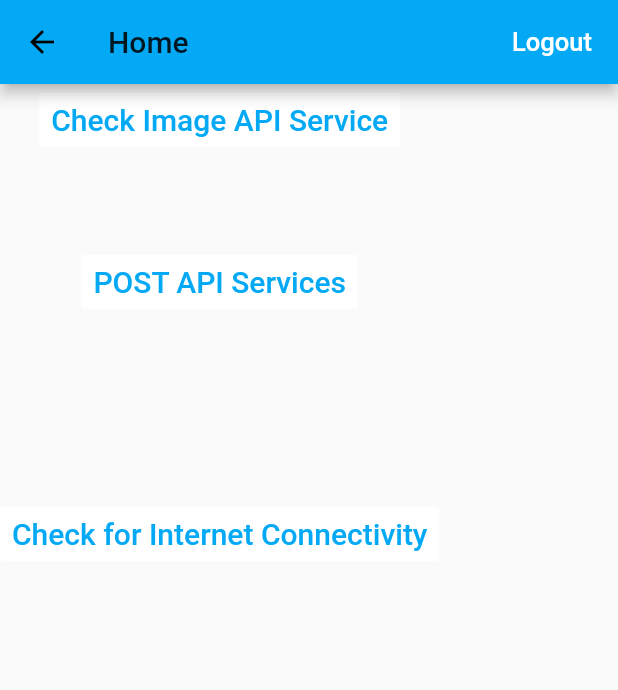
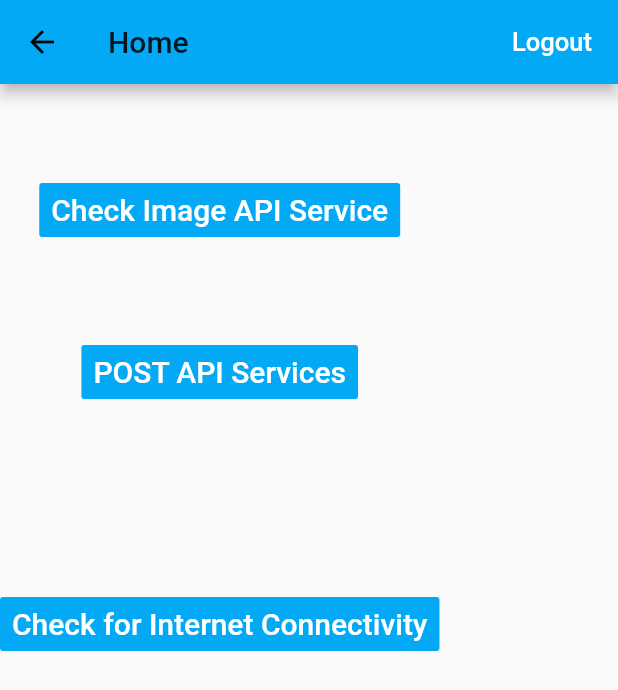
Before and after one commit to Hard-Coder05/Flutter-API-FireBase_Auth, a Flutter app: the HomePage screen opened directly, on a phone screen of 412 x 824 dp. Shown: the top 690 px of the screen. Run offline on Flutter 3.47's test engine with Material 2 defaults, Android fonts, the phone set to English and light mode, and no system bars; our stand-ins replace chopper, connectivity, firebase_auth; accounts and stored records are empty; generated files the repository leaves out were written again.

Commit message:
Random Edits

```diff
--- a/lib/pages/ImageAPIView/SingleImagePage.dart
+++ b/lib/pages/ImageAPIView/SingleImagePage.dart
@@ -93,6 +93,8 @@ class SingleImagePage extends StatelessWidget {
                 child:Column(
                   mainAxisAlignment: MainAxisAlignment.center,
                   children: <Widget>[
+                    Text(" Please Wait while We Load the Results...... "),
+                    Padding(padding: const EdgeInsets.fromLTRB(0.0, 30.0, 0.0, 30.0),),
                     CircularProgressIndicator(
                       backgroundColor: Colors.white,
                     ),
--- a/lib/pages/home/home_page.dart
+++ b/lib/pages/home/home_page.dart
@@ -47,23 +47,23 @@ class _HomePageState extends State<HomePage> {
             ],
           ),
           body: Stack(
-
                 children: <Widget>[
                   Container(
                     child: Column(
                       children: <Widget>[
-                        FlatButton(child: Text("Check Image API Service",style: TextStyle(color: Colors.lightBlue,fontSize: 20.0),),
+                        Padding(padding: const EdgeInsets.fromLTRB(0.0, 60.0, 0.0, 0.0),),
+                        FlatButton(child: Text("Check Image API Service",style: TextStyle(color: Colors.white,fontSize: 20.0),),
                           onPressed: () {navigateToImageAPI(context);},
-                          color: Colors.white,
+                          color: Colors.lightBlue,
                           colorBrightness: Brightness.dark,
                           disabledColor:Colors.blueGrey,
                           highlightColor: Colors.red,
                           padding: EdgeInsets.symmetric(
                               horizontal: 8.0, vertical: 5.0),),
                         Padding(padding: const EdgeInsets.fromLTRB(0.0, 60.0, 0.0, 0.0),),
-                        FlatButton(child: Text("POST API Services",style: TextStyle(color: Colors.lightBlue,fontSize: 20.0),),
+                        FlatButton(child: Text("POST API Services",style: TextStyle(color: Colors.white,fontSize: 20.0),),
                           onPressed: () {navigateToNewPage(context);},
-                          color: Colors.white,
+                          color: Colors.lightBlue,
                           colorBrightness: Brightness.dark,
                           disabledColor:Colors.blueGrey,
                           highlightColor: Colors.red,
@@ -71,9 +71,9 @@ class _HomePageState extends State<HomePage> {
                               horizontal: 8.0, vertical: 5.0),),
                         Padding(padding: const EdgeInsets.fromLTRB(0.0, 120.0, 0.0, 0.0),),
                         FlatButton(
-                          child: Text("Check for Internet Connectivity",style: TextStyle(color: Colors.lightBlue,fontSize: 20.0),),
+                          child: Text("Check for Internet Connectivity",style: TextStyle(color: Colors.white,fontSize: 20.0),),
                           onPressed: () {navigateToNewPage(context);},
-                          color: Colors.white,
+                          color: Colors.lightBlue,
                           colorBrightness: Brightness.dark,
                           disabledColor:Colors.blueGrey,
                           highlightColor: Colors.red,
```
Also changed, not shown: lib/pages/ImageAPIView/ImagePage.dart (+3 -4 lines).
